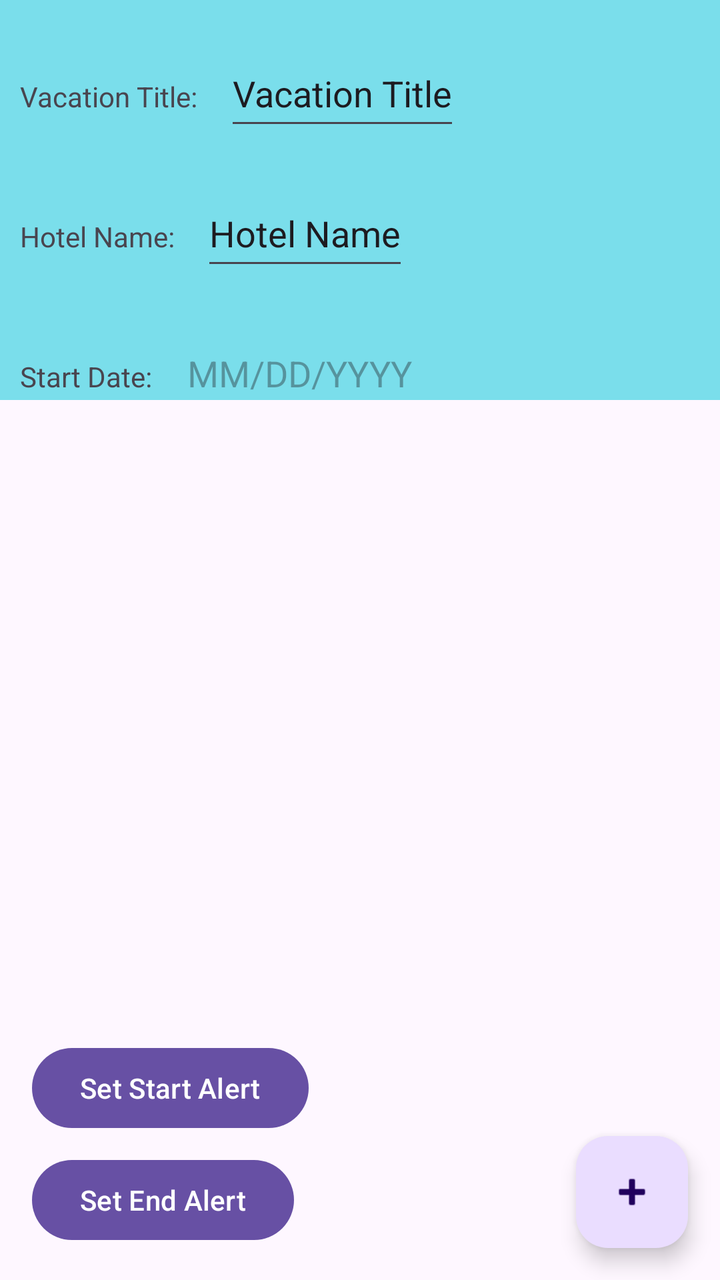
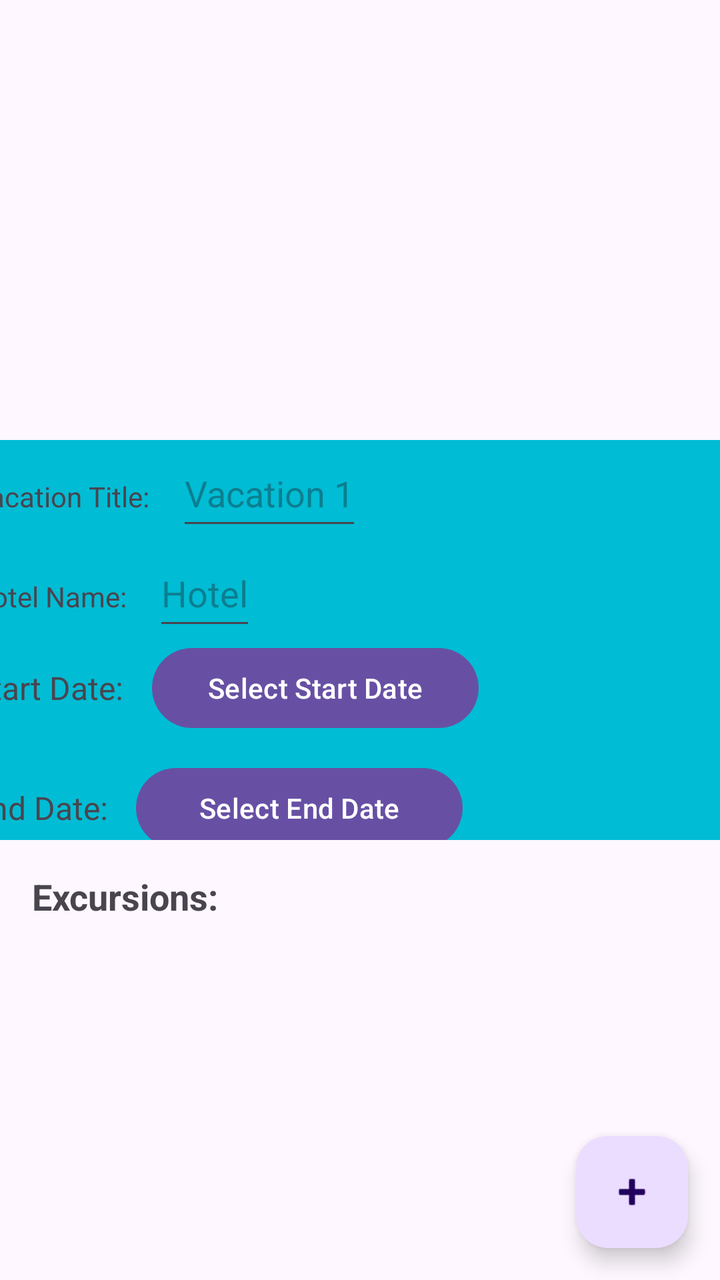

Screens rendered from an Android XML layout before and after an edit, with the pre-edit source and the edit as a unified diff.
<!-- AndroidManifest.xml: application theme Theme.VSapp -->
<!-- res/layout/activity_vacation_details.xml -->
<?xml version="1.0" encoding="utf-8"?>
<androidx.constraintlayout.widget.ConstraintLayout xmlns:android="http://schemas.android.com/apk/res/android"
    xmlns:app="http://schemas.android.com/apk/res-auto"
    xmlns:tools="http://schemas.android.com/tools"
    android:id="@+id/main"
    android:layout_width="match_parent"
    android:layout_height="match_parent"
    tools:context=".UI.VacationDetails">


    <ScrollView
        android:id="@+id/scrollView"
        android:layout_width="500dp"
        android:layout_height="200dp"
        android:background="#7ADEEB"
        app:layout_constraintLeft_toLeftOf="parent"
        app:layout_constraintTop_toTopOf="parent">


        <LinearLayout
            android:layout_width="match_parent"
            android:layout_height="wrap_content"
            android:orientation="vertical">

            <LinearLayout
                android:layout_width="wrap_content"
                android:layout_height="wrap_content"
                android:orientation="horizontal">

                <TextView
                    android:layout_width="wrap_content"
                    android:layout_height="50dp"
                    android:layout_marginTop="20dp"
                    android:padding="10dp"
                    android:text="Vacation Title: " />

                <EditText
                    android:id="@+id/titletext"
                    android:layout_width="wrap_content"
                    android:layout_height="50dp"
                    android:layout_marginTop="20dp"
                    android:text="Vacation Title" />

            </LinearLayout>

            <LinearLayout
                android:layout_width="wrap_content"
                android:layout_height="wrap_content"
                android:orientation="horizontal">

                <TextView
                    android:layout_width="wrap_content"
                    android:layout_height="50dp"
                    android:layout_marginTop="20dp"
                    android:padding="10dp"
                    android:text="Hotel Name: " />

                <EditText
                    android:id="@+id/hotelnametext"
                    android:layout_width="wrap_content"
                    android:layout_height="50dp"
                    android:layout_marginTop="20dp"
                    android:text="Hotel Name" />

            </LinearLayout>

            <LinearLayout
                android:layout_width="wrap_content"
                android:layout_height="wrap_content"
                android:orientation="horizontal">

                <TextView
                    android:layout_width="wrap_content"
                    android:layout_height="50dp"
                    android:layout_marginTop="20dp"
                    android:padding="10dp"
                    android:text="Start Date: " />

                <EditText
                    android:id="@+id/startdatetext"
                    android:layout_width="wrap_content"
                    android:layout_height="50dp"
                    android:layout_marginTop="20dp"
                    android:clickable="true"
                    android:focusable="false"
                    android:hint="MM/DD/YYYY" />
            </LinearLayout>

            <LinearLayout
                android:layout_width="wrap_content"
                android:layout_height="wrap_content"
                android:orientation="horizontal">

                <TextView
                    android:layout_width="wrap_content"
                    android:layout_height="50dp"
                    android:layout_marginTop="20dp"
                    android:padding="10dp"
                    android:text="End Date: " />

                <EditText
                    android:id="@+id/enddatetext"
                    android:layout_width="wrap_content"
                    android:layout_height="50dp"
                    android:layout_marginTop="20dp"
                    android:clickable="true"
                    android:focusable="false"
                    android:hint="MM/DD/YYYY" />
            </LinearLayout>

        </LinearLayout>
    </ScrollView>

    <Button
        android:id="@+id/startAlertButton"
        android:layout_width="wrap_content"
        android:layout_height="wrap_content"
        android:text="Set Start Alert"
        app:layout_constraintStart_toStartOf="parent"
        app:layout_constraintBottom_toTopOf="@id/endAlertButton"
        android:layout_marginStart="16dp"
        android:layout_marginBottom="8dp" />

    <Button
        android:id="@+id/endAlertButton"
        android:layout_width="wrap_content"
        android:layout_height="wrap_content"
        android:text="Set End Alert"
        app:layout_constraintStart_toStartOf="parent"
        app:layout_constraintBottom_toBottomOf="parent"
        android:layout_marginStart="16dp"
        android:layout_marginBottom="16dp" />

    <com.google.android.material.floatingactionbutton.FloatingActionButton
        android:id="@+id/floatingActionButton2"
        android:layout_width="wrap_content"
        android:layout_height="wrap_content"
        android:clickable="true"
        android:layout_marginEnd="16dp"
        android:layout_marginBottom="16dp"
        android:contentDescription="Add new excursion"
        app:srcCompat="@android:drawable/ic_input_add"
        app:layout_constraintBottom_toBottomOf="parent"
        app:layout_constraintEnd_toEndOf="parent" />

    <androidx.recyclerview.widget.RecyclerView
        android:id="@+id/excursionrecyclerview"
        android:layout_width="0dp"
        android:layout_height="0dp"
        app:layout_constraintBottom_toTopOf="@+id/floatingActionButton2"
        app:layout_constraintEnd_toEndOf="parent"
        app:layout_constraintHorizontal_bias="0.0"
        app:layout_constraintStart_toStartOf="parent"
        app:layout_constraintTop_toBottomOf="@+id/scrollView"
        app:layout_constraintVertical_bias="0.0" />
</androidx.constraintlayout.widget.ConstraintLayout>
<!-- resources referenced by this layout -->
<resources>
  <style name="Theme.VSapp" parent="Base.Theme.VSapp" />
  <style name="Base.Theme.VSapp" parent="Theme.Material3.DayNight">
          
          
      </style>
</resources>

<!-- the commit's change to res/layout/activity_vacation_details.xml (unified diff, before → after) -->
@@ -2,20 +2,19 @@
 <androidx.constraintlayout.widget.ConstraintLayout xmlns:android="http://schemas.android.com/apk/res/android"
     xmlns:app="http://schemas.android.com/apk/res-auto"
     xmlns:tools="http://schemas.android.com/tools"
-    android:id="@+id/main"
     android:layout_width="match_parent"
     android:layout_height="match_parent"
     tools:context=".UI.VacationDetails">
 
-
     <ScrollView
         android:id="@+id/scrollView"
-        android:layout_width="500dp"
+        android:layout_width="409dp"
         android:layout_height="200dp"
-        android:background="#7ADEEB"
+        android:background="#00BCD4"
+        app:layout_constraintTop_toTopOf="parent"
         app:layout_constraintLeft_toLeftOf="parent"
-        app:layout_constraintTop_toTopOf="parent">
-
+        app:layout_constraintRight_toRightOf="parent"
+        app:layout_constraintBottom_toBottomOf="parent">
 
         <LinearLayout
             android:layout_width="match_parent"
@@ -23,14 +22,13 @@
             android:orientation="vertical">
 
             <LinearLayout
-                android:layout_width="wrap_content"
+                android:layout_width="match_parent"
                 android:layout_height="wrap_content"
                 android:orientation="horizontal">
 
                 <TextView
                     android:layout_width="wrap_content"
                     android:layout_height="50dp"
-                    android:layout_marginTop="20dp"
                     android:padding="10dp"
                     android:text="Vacation Title: " />
 
@@ -38,9 +36,7 @@
                     android:id="@+id/titletext"
                     android:layout_width="wrap_content"
                     android:layout_height="50dp"
-                    android:layout_marginTop="20dp"
-                    android:text="Vacation Title" />
-
+                    android:hint="Vacation 1" />
             </LinearLayout>
 
             <LinearLayout
@@ -51,106 +47,103 @@
                 <TextView
                     android:layout_width="wrap_content"
                     android:layout_height="50dp"
-                    android:layout_marginTop="20dp"
                     android:padding="10dp"
                     android:text="Hotel Name: " />
 
                 <EditText
-                    android:id="@+id/hotelnametext"
+                    android:id="@+id/hoteltext"
                     android:layout_width="wrap_content"
                     android:layout_height="50dp"
-                    android:layout_marginTop="20dp"
-                    android:text="Hotel Name" />
+                    android:hint="Hotel" />
 
             </LinearLayout>
 
             <LinearLayout
-                android:layout_width="wrap_content"
+                android:layout_width="match_parent"
                 android:layout_height="wrap_content"
-                android:orientation="horizontal">
+                android:orientation="horizontal"
+                android:gravity="center_vertical"
+                android:layout_marginBottom="12dp">
 
                 <TextView
                     android:layout_width="wrap_content"
-                    android:layout_height="50dp"
-                    android:layout_marginTop="20dp"
+                    android:layout_height="wrap_content"
                     android:padding="10dp"
-                    android:text="Start Date: " />
+                    android:text="Start Date: "
+                    android:textSize="16sp" />
 
-                <EditText
-                    android:id="@+id/startdatetext"
+                <Button
+                    android:id="@+id/startDate"
                     android:layout_width="wrap_content"
-                    android:layout_height="50dp"
-                    android:layout_marginTop="20dp"
-                    android:clickable="true"
-                    android:focusable="false"
-                    android:hint="MM/DD/YYYY" />
+                    android:layout_height="wrap_content"
+                    android:padding="10dp"
+                    android:ems="10"
+                    android:inputType="date"
+                    android:text="Select Start Date"/>
+
             </LinearLayout>
 
             <LinearLayout
-                android:layout_width="wrap_content"
+                android:layout_width="match_parent"
                 android:layout_height="wrap_content"
-                android:orientation="horizontal">
+                android:orientation="horizontal"
+                android:gravity="center_vertical"
+                android:layout_marginBottom="12dp">
 
                 <TextView
                     android:layout_width="wrap_content"
-                    android:layout_height="50dp"
-                    android:layout_marginTop="20dp"
+                    android:layout_height="wrap_content"
                     android:padding="10dp"
-                    android:text="End Date: " />
+                    android:text="End Date: "
+                    android:textSize="16sp" />
 
-                <EditText
-                    android:id="@+id/enddatetext"
+                <Button
+                    android:id="@+id/endDate"
                     android:layout_width="wrap_content"
-                    android:layout_height="50dp"
-                    android:layout_marginTop="20dp"
-                    android:clickable="true"
-                    android:focusable="false"
-                    android:hint="MM/DD/YYYY" />
+                    android:layout_height="wrap_content"
+                    android:padding="10dp"
+                    android:ems="10"
+                    android:inputType="date"
+                    android:text="Select End Date" />
+
             </LinearLayout>
+        </LinearLayout>
 
-        </LinearLayout>
     </ScrollView>
 
-    <Button
-        android:id="@+id/startAlertButton"
+    <TextView
+        android:id="@+id/excursionLabel"
         android:layout_width="wrap_content"
         android:layout_height="wrap_content"
-        android:text="Set Start Alert"
-        app:layout_constraintStart_toStartOf="parent"
-        app:layout_constraintBottom_toTopOf="@id/endAlertButton"
+        android:layout_marginTop="16dp"
         android:layout_marginStart="16dp"
-        android:layout_marginBottom="8dp" />
-
-    <Button
-        android:id="@+id/endAlertButton"
-        android:layout_width="wrap_content"
-        android:layout_height="wrap_content"
-        android:text="Set End Alert"
-        app:layout_constraintStart_toStartOf="parent"
-        app:layout_constraintBottom_toBottomOf="parent"
-        android:layout_marginStart="16dp"
-        android:layout_marginBottom="16dp" />
+        android:text="Excursions:"
+        android:textSize="18sp"
+        android:textStyle="bold"
+        app:layout_constraintTop_toBottomOf="@+id/scrollView"
+        app:layout_constraintStart_toStartOf="parent" />
 
     <com.google.android.material.floatingactionbutton.FloatingActionButton
         android:id="@+id/floatingActionButton2"
         android:layout_width="wrap_content"
         android:layout_height="wrap_content"
+        android:layout_margin="16dp"
         android:clickable="true"
-        android:layout_marginEnd="16dp"
-        android:layout_marginBottom="16dp"
-        android:contentDescription="Add new excursion"
-        app:srcCompat="@android:drawable/ic_input_add"
         app:layout_constraintBottom_toBottomOf="parent"
-        app:layout_constraintEnd_toEndOf="parent" />
+        app:layout_constraintEnd_toEndOf="parent"
+        app:srcCompat="@android:drawable/ic_input_add" />
 
     <androidx.recyclerview.widget.RecyclerView
         android:id="@+id/excursionrecyclerview"
         android:layout_width="0dp"
         android:layout_height="0dp"
-        app:layout_constraintBottom_toTopOf="@+id/floatingActionButton2"
-        app:layout_constraintEnd_toEndOf="parent"
-        app:layout_constraintHorizontal_bias="0.0"
+        android:layout_marginTop="8dp"
+        android:layout_marginStart="16dp"
+        android:layout_marginEnd="16dp"
+        android:layout_marginBottom="80dp"
+        app:layout_constraintTop_toBottomOf="@+id/excursionLabel"
+        app:layout_constraintBottom_toBottomOf="parent"
         app:layout_constraintStart_toStartOf="parent"
-        app:layout_constraintTop_toBottomOf="@+id/scrollView"
-        app:layout_constraintVertical_bias="0.0" />
+        app:layout_constraintEnd_toEndOf="parent" />
+
 </androidx.constraintlayout.widget.ConstraintLayout>
